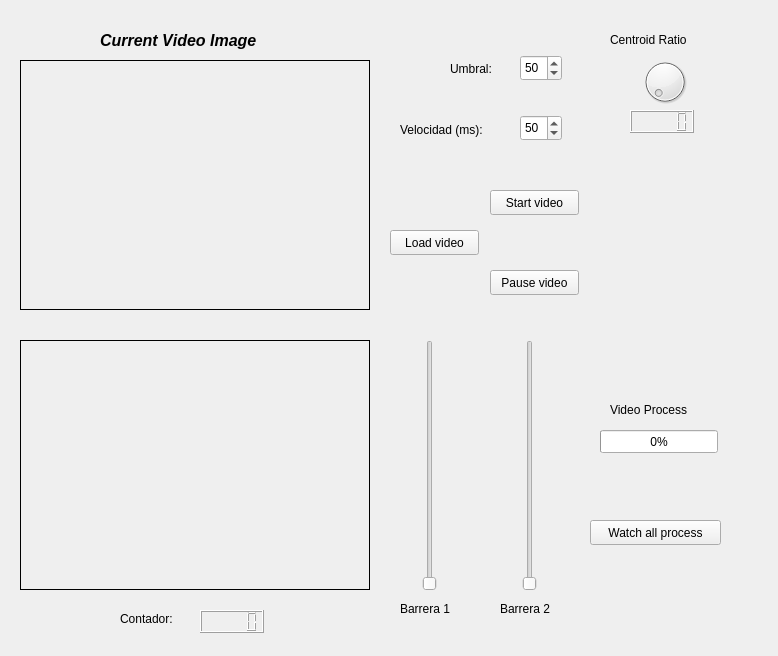
JoserraLP/ImagenDigital, file Tarea-6/mainwindow.ui: the form before one commit.
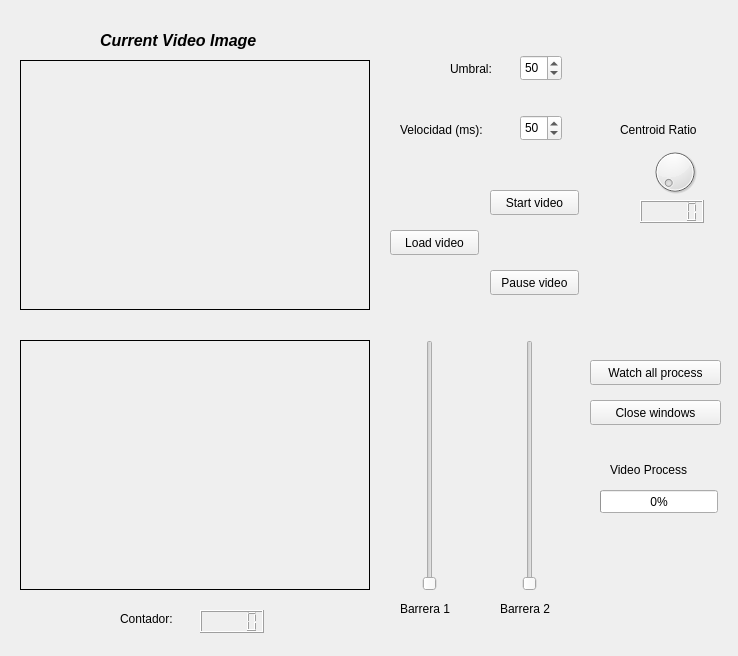
The form after the commit. Icons and pictures are not drawn.

Diff of the .ui file:
```diff
--- a/Tarea-6/mainwindow.ui
+++ b/Tarea-6/mainwindow.ui
@@ -9,7 +9,7 @@
    <rect>
     <x>0</x>
     <y>0</y>
-    <width>778</width>
+    <width>738</width>
     <height>656</height>
    </rect>
   </property>
@@ -270,8 +270,8 @@
   <widget class="QDial" name="radio">
    <property name="geometry">
     <rect>
-     <x>640</x>
-     <y>50</y>
+     <x>650</x>
+     <y>140</y>
      <width>50</width>
      <height>64</height>
     </rect>
@@ -280,8 +280,8 @@
   <widget class="QLabel" name="radio_label">
    <property name="geometry">
     <rect>
-     <x>610</x>
-     <y>30</y>
+     <x>620</x>
+     <y>120</y>
      <width>111</width>
      <height>20</height>
     </rect>
@@ -294,7 +294,7 @@
    <property name="geometry">
     <rect>
      <x>590</x>
-     <y>520</y>
+     <y>360</y>
      <width>131</width>
      <height>25</height>
     </rect>
@@ -307,7 +307,7 @@
    <property name="geometry">
     <rect>
      <x>600</x>
-     <y>430</y>
+     <y>490</y>
      <width>118</width>
      <height>23</height>
     </rect>
@@ -320,7 +320,7 @@
    <property name="geometry">
     <rect>
      <x>610</x>
-     <y>400</y>
+     <y>460</y>
      <width>101</width>
      <height>20</height>
     </rect>
@@ -332,13 +332,26 @@
   <widget class="QLCDNumber" name="radio_value">
    <property name="geometry">
     <rect>
-     <x>630</x>
-     <y>110</y>
+     <x>640</x>
+     <y>200</y>
      <width>64</width>
      <height>23</height>
     </rect>
    </property>
   </widget>
+  <widget class="QPushButton" name="closeAllProcessVideo">
+   <property name="geometry">
+    <rect>
+     <x>590</x>
+     <y>400</y>
+     <width>131</width>
+     <height>25</height>
+    </rect>
+   </property>
+   <property name="text">
+    <string>Close windows</string>
+   </property>
+  </widget>
  </widget>
  <resources/>
  <connections/>
```
